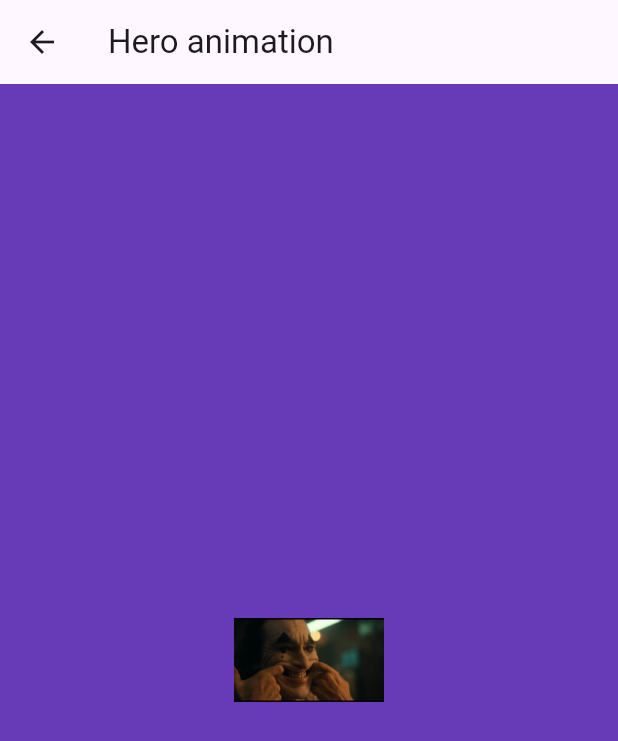
After one commit to sumitjr3/widgets_flutter, a Flutter app: the hero_animation_view screen opened by its route, on a phone screen of 412 x 824 dp. The commit adds this screen. Shown: the top 741 px of the screen. Run offline on Flutter 3.47's test engine with Material 3 defaults, Android fonts, the phone set to English and light mode, and no system bars.

Commit message:
hero animation added

```diff
--- a/lib/constants/routes.dart
+++ b/lib/constants/routes.dart
@@ -1,10 +1,13 @@
 import 'package:flutter/material.dart';
 import 'package:widgets_flutter/views/ListView/staticList.dart';
+import 'package:widgets_flutter/views/animated_container.dart';
 import 'package:widgets_flutter/views/appbarView.dart';
 import 'package:widgets_flutter/views/buttonView.dart';
 import 'package:widgets_flutter/views/cardview/simplecard.dart';
 import 'package:widgets_flutter/views/gestureDetector.dart';
 import 'package:widgets_flutter/views/gridView.dart';
+import 'package:widgets_flutter/views/hero_animation.dart';
+import 'package:widgets_flutter/views/hero_detailed.dart';
 import 'package:widgets_flutter/views/inkwellWidget.dart';
 import 'package:widgets_flutter/views/popupMenuView.dart';
 import 'package:widgets_flutter/views/TabBar/tabBarView.dart';
@@ -36,3 +39,6 @@ const gridViewRoute = '/grid/';
 const richTextViewRoute = '/rich text/';
 const wrapWidgetViewRoute = '/wrap widget/';
 const inkWellWidgetRoute = '/ink well/';
+const hero_animation_viewRoute = '/hero animation/';
+const hero_detailed_screenRoute = '/detailed hero/';
+const animated_containerRoute = '/animated container/';
--- a/lib/main.dart
+++ b/lib/main.dart
@@ -84,6 +84,7 @@ import 'package:widgets_flutter/views/ListView/listviewSeperator.dart';
 import 'package:widgets_flutter/views/ListView/staticList.dart';
 import 'package:widgets_flutter/views/RowsAndColumn.dart';
 import 'package:widgets_flutter/views/Text.dart';
+import 'package:widgets_flutter/views/animated_container.dart';
 import 'package:widgets_flutter/views/appbarView.dart';
 import 'package:widgets_flutter/views/bottomNavigationView.dart';
 import 'package:widgets_flutter/views/buttonView.dart';
@@ -93,6 +94,8 @@ import 'package:widgets_flutter/views/cardview/simplecard.dart';
 import 'package:widgets_flutter/views/dialog.dart';
 import 'package:widgets_flutter/views/gestureDetector.dart';
 import 'package:widgets_flutter/views/gridView.dart';
+import 'package:widgets_flutter/views/hero_animation.dart';
+import 'package:widgets_flutter/views/hero_detailed.dart';
 import 'package:widgets_flutter/views/imageView.dart';
 import 'package:widgets_flutter/views/inkwellWidget.dart';
 import 'package:widgets_flutter/views/listView.dart';
@@ -136,6 +139,9 @@ void main() async {
       richTextViewRoute: (context) => const rich_text_view(),
       wrapWidgetViewRoute: (context) => const wrapWidgetView(),
       inkWellWidgetRoute: (context) => const inkWellWidget(),
+      hero_animation_viewRoute: (context) => const hero_animation_view(),
+      hero_detailed_screenRoute: (context) => const hero_detailed_screen(),
+      animated_containerRoute: (context) => const animated_container(),
     },
   ));
 }
@@ -250,6 +256,12 @@ class _HomePageState extends State<HomePage> {
               if (item[index] == 'Inkwell') {
                 Navigator.of(context).pushNamed(inkWellWidgetRoute);
               }
+              if (item[index] == 'Hero') {
+                Navigator.of(context).pushNamed(hero_animation_viewRoute);
+              }
+              if (item[index] == 'Animated Container') {
+                Navigator.of(context).pushNamed(animated_containerRoute);
+              }
             },
           );
         },
--- /dev/null
+++ b/lib/views/hero_animation.dart
@@ -0,0 +1,38 @@
+import 'package:flutter/material.dart';
+import 'package:widgets_flutter/constants/routes.dart';
+
+class hero_animation_view extends StatefulWidget {
+  const hero_animation_view({super.key});
+
+  @override
+  State<hero_animation_view> createState() => _hero_animation_viewState();
+}
+
+class _hero_animation_viewState extends State<hero_animation_view> {
+  @override
+  Widget build(BuildContext context) {
+    return Scaffold(
+      backgroundColor: Colors.deepPurple,
+      appBar: AppBar(
+        title: const Text('Hero animation'),
+      ),
+      body: Container(
+        child: Center(
+          child: InkWell(
+            onTap: () {
+              Navigator.of(context).pushNamed(hero_detailed_screenRoute);
+            },
+            child: Hero(
+              tag: 'background',
+              child: Image.asset(
+                'lib/assets/images/image.png',
+                width: 100,
+                height: 100,
+              ),
+            ),
+          ),
+        ),
+      ),
+    );
+  }
+}
```
Also changed, not shown: lib/views/animated_container.dart (added, +15 -0 lines), lib/views/hero_detailed.dart (added, +23 -0 lines).
